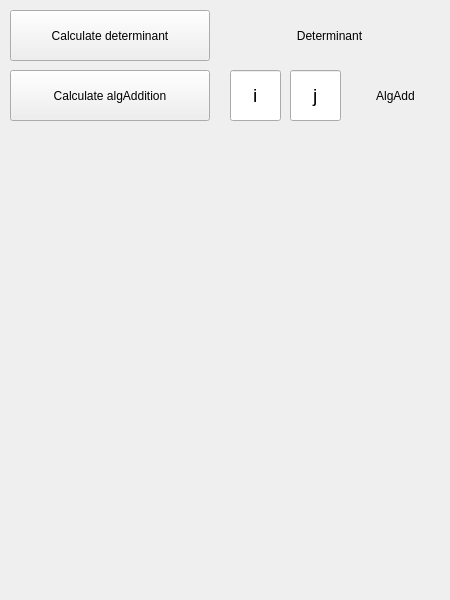
This is matrixbuttons.ui in Ygrik2003/MatrixWidget as Qt 5 draws it before an edit. The edited form follows.
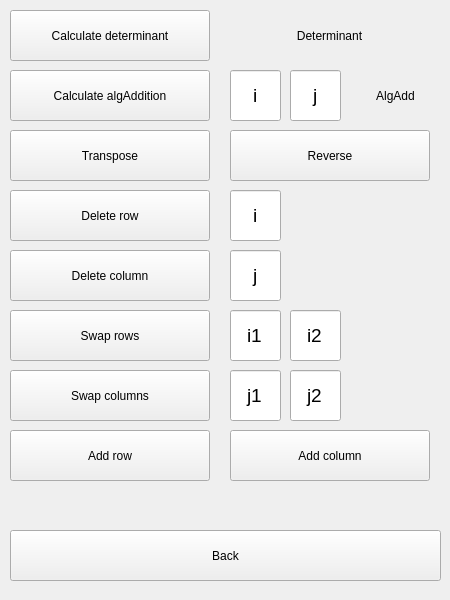
This is the edited form.

The edit to the form file:
```diff
--- a/matrixbuttons.ui
+++ b/matrixbuttons.ui
@@ -113,6 +113,249 @@
     <set>Qt::AlignCenter</set>
    </property>
   </widget>
+  <widget class="QPushButton" name="reverseBtn">
+   <property name="geometry">
+    <rect>
+     <x>230</x>
+     <y>130</y>
+     <width>200</width>
+     <height>51</height>
+    </rect>
+   </property>
+   <property name="text">
+    <string>Reverse</string>
+   </property>
+  </widget>
+  <widget class="QPushButton" name="transposeBtn">
+   <property name="geometry">
+    <rect>
+     <x>10</x>
+     <y>130</y>
+     <width>200</width>
+     <height>51</height>
+    </rect>
+   </property>
+   <property name="text">
+    <string>Transpose</string>
+   </property>
+  </widget>
+  <widget class="QLineEdit" name="iDelEdit">
+   <property name="geometry">
+    <rect>
+     <x>230</x>
+     <y>190</y>
+     <width>51</width>
+     <height>51</height>
+    </rect>
+   </property>
+   <property name="font">
+    <font>
+     <pointsize>14</pointsize>
+    </font>
+   </property>
+   <property name="text">
+    <string>i</string>
+   </property>
+   <property name="alignment">
+    <set>Qt::AlignCenter</set>
+   </property>
+  </widget>
+  <widget class="QPushButton" name="delRowBtn">
+   <property name="geometry">
+    <rect>
+     <x>10</x>
+     <y>190</y>
+     <width>200</width>
+     <height>51</height>
+    </rect>
+   </property>
+   <property name="text">
+    <string>Delete row</string>
+   </property>
+  </widget>
+  <widget class="QLineEdit" name="jDelEdit">
+   <property name="geometry">
+    <rect>
+     <x>230</x>
+     <y>250</y>
+     <width>51</width>
+     <height>51</height>
+    </rect>
+   </property>
+   <property name="font">
+    <font>
+     <pointsize>14</pointsize>
+    </font>
+   </property>
+   <property name="text">
+    <string>j</string>
+   </property>
+   <property name="alignment">
+    <set>Qt::AlignCenter</set>
+   </property>
+  </widget>
+  <widget class="QPushButton" name="delColBtn">
+   <property name="geometry">
+    <rect>
+     <x>10</x>
+     <y>250</y>
+     <width>200</width>
+     <height>51</height>
+    </rect>
+   </property>
+   <property name="text">
+    <string>Delete column</string>
+   </property>
+  </widget>
+  <widget class="QPushButton" name="backBtn">
+   <property name="geometry">
+    <rect>
+     <x>10</x>
+     <y>530</y>
+     <width>431</width>
+     <height>51</height>
+    </rect>
+   </property>
+   <property name="text">
+    <string>Back</string>
+   </property>
+  </widget>
+  <widget class="QLineEdit" name="i2Edit">
+   <property name="geometry">
+    <rect>
+     <x>290</x>
+     <y>310</y>
+     <width>51</width>
+     <height>51</height>
+    </rect>
+   </property>
+   <property name="font">
+    <font>
+     <pointsize>14</pointsize>
+    </font>
+   </property>
+   <property name="text">
+    <string>i2</string>
+   </property>
+   <property name="alignment">
+    <set>Qt::AlignCenter</set>
+   </property>
+  </widget>
+  <widget class="QLineEdit" name="i1Edit">
+   <property name="geometry">
+    <rect>
+     <x>230</x>
+     <y>310</y>
+     <width>51</width>
+     <height>51</height>
+    </rect>
+   </property>
+   <property name="font">
+    <font>
+     <pointsize>14</pointsize>
+    </font>
+   </property>
+   <property name="text">
+    <string>i1</string>
+   </property>
+   <property name="alignment">
+    <set>Qt::AlignCenter</set>
+   </property>
+  </widget>
+  <widget class="QPushButton" name="swapRowsBtn">
+   <property name="geometry">
+    <rect>
+     <x>10</x>
+     <y>310</y>
+     <width>200</width>
+     <height>51</height>
+    </rect>
+   </property>
+   <property name="text">
+    <string>Swap rows</string>
+   </property>
+  </widget>
+  <widget class="QLineEdit" name="j2Edit">
+   <property name="geometry">
+    <rect>
+     <x>290</x>
+     <y>370</y>
+     <width>51</width>
+     <height>51</height>
+    </rect>
+   </property>
+   <property name="font">
+    <font>
+     <pointsize>14</pointsize>
+    </font>
+   </property>
+   <property name="text">
+    <string>j2</string>
+   </property>
+   <property name="alignment">
+    <set>Qt::AlignCenter</set>
+   </property>
+  </widget>
+  <widget class="QLineEdit" name="j1Edit">
+   <property name="geometry">
+    <rect>
+     <x>230</x>
+     <y>370</y>
+     <width>51</width>
+     <height>51</height>
+    </rect>
+   </property>
+   <property name="font">
+    <font>
+     <pointsize>14</pointsize>
+    </font>
+   </property>
+   <property name="text">
+    <string>j1</string>
+   </property>
+   <property name="alignment">
+    <set>Qt::AlignCenter</set>
+   </property>
+  </widget>
+  <widget class="QPushButton" name="swapColsBtn">
+   <property name="geometry">
+    <rect>
+     <x>10</x>
+     <y>370</y>
+     <width>200</width>
+     <height>51</height>
+    </rect>
+   </property>
+   <property name="text">
+    <string>Swap columns</string>
+   </property>
+  </widget>
+  <widget class="QPushButton" name="addRowBtn">
+   <property name="geometry">
+    <rect>
+     <x>10</x>
+     <y>430</y>
+     <width>200</width>
+     <height>51</height>
+    </rect>
+   </property>
+   <property name="text">
+    <string>Add row</string>
+   </property>
+  </widget>
+  <widget class="QPushButton" name="addColBtn">
+   <property name="geometry">
+    <rect>
+     <x>230</x>
+     <y>430</y>
+     <width>200</width>
+     <height>51</height>
+    </rect>
+   </property>
+   <property name="text">
+    <string>Add column</string>
+   </property>
+  </widget>
  </widget>
  <resources/>
  <connections/>
```
